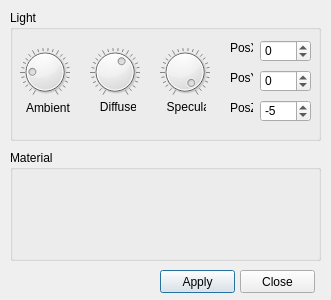
The window that misc/Mesh3D/forms/glcontrol.ui (tehnick/elmerfem) describes before a commit, drawn with Qt 5.
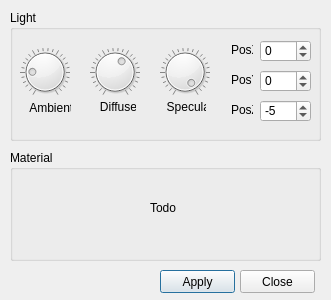
The same window after the commit. Icons and pictures are not drawn.

Commit message: ElmerGUI: Some changes and corrections in GL parameter control

```diff
--- a/misc/Mesh3D/forms/glcontrol.ui
+++ b/misc/Mesh3D/forms/glcontrol.ui
@@ -34,7 +34,7 @@
      </rect>
     </property>
     <property name="text" >
-     <string>  Ambient</string>
+     <string>   Ambient</string>
     </property>
    </widget>
    <widget class="QLabel" name="diffuseLabel" >
@@ -114,10 +114,10 @@
    <widget class="QLabel" name="posyLabel" >
     <property name="geometry" >
      <rect>
-      <x>220</x>
+      <x>221</x>
       <y>60</y>
-      <width>23</width>
-      <height>16</height>
+      <width>22</width>
+      <height>20</height>
      </rect>
     </property>
     <property name="text" >
@@ -127,10 +127,10 @@
    <widget class="QLabel" name="posxLabel" >
     <property name="geometry" >
      <rect>
-      <x>220</x>
+      <x>221</x>
       <y>30</y>
-      <width>23</width>
-      <height>16</height>
+      <width>22</width>
+      <height>20</height>
      </rect>
     </property>
     <property name="text" >
@@ -140,10 +140,10 @@
    <widget class="QLabel" name="poszLabel" >
     <property name="geometry" >
      <rect>
-      <x>220</x>
+      <x>221</x>
       <y>90</y>
-      <width>23</width>
-      <height>16</height>
+      <width>22</width>
+      <height>20</height>
      </rect>
     </property>
     <property name="text" >
@@ -252,6 +252,19 @@
    <property name="title" >
     <string>Material</string>
    </property>
+   <widget class="QLabel" name="label" >
+    <property name="geometry" >
+     <rect>
+      <x>140</x>
+      <y>50</y>
+      <width>41</width>
+      <height>16</height>
+     </rect>
+    </property>
+    <property name="text" >
+     <string>Todo</string>
+    </property>
+   </widget>
   </widget>
  </widget>
  <resources>
```
The commit also changes 1 other file.
